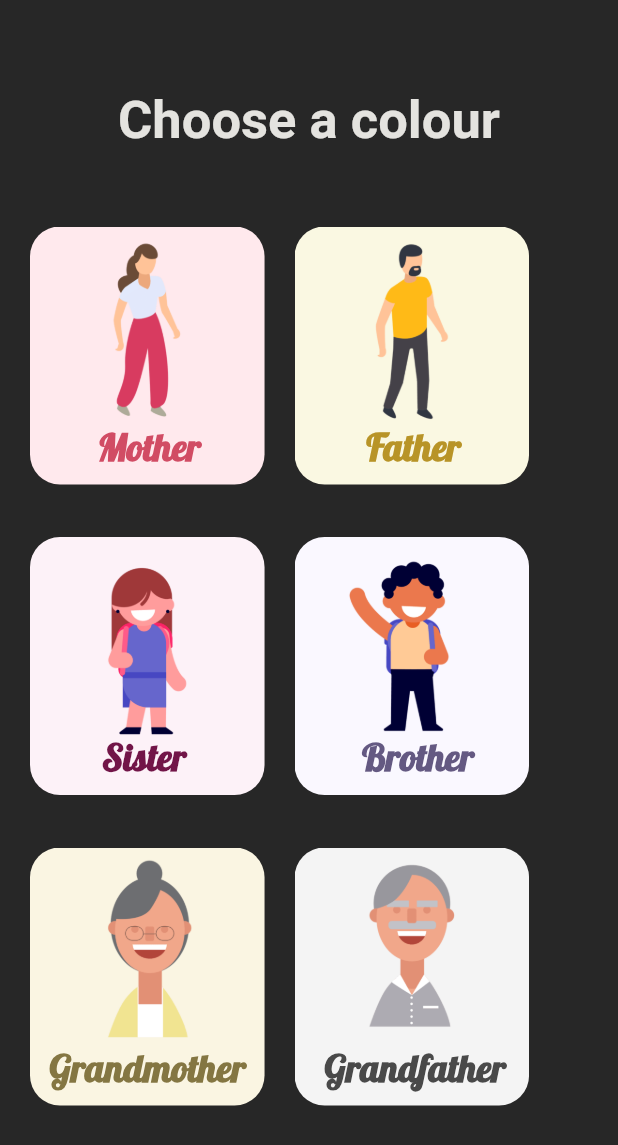
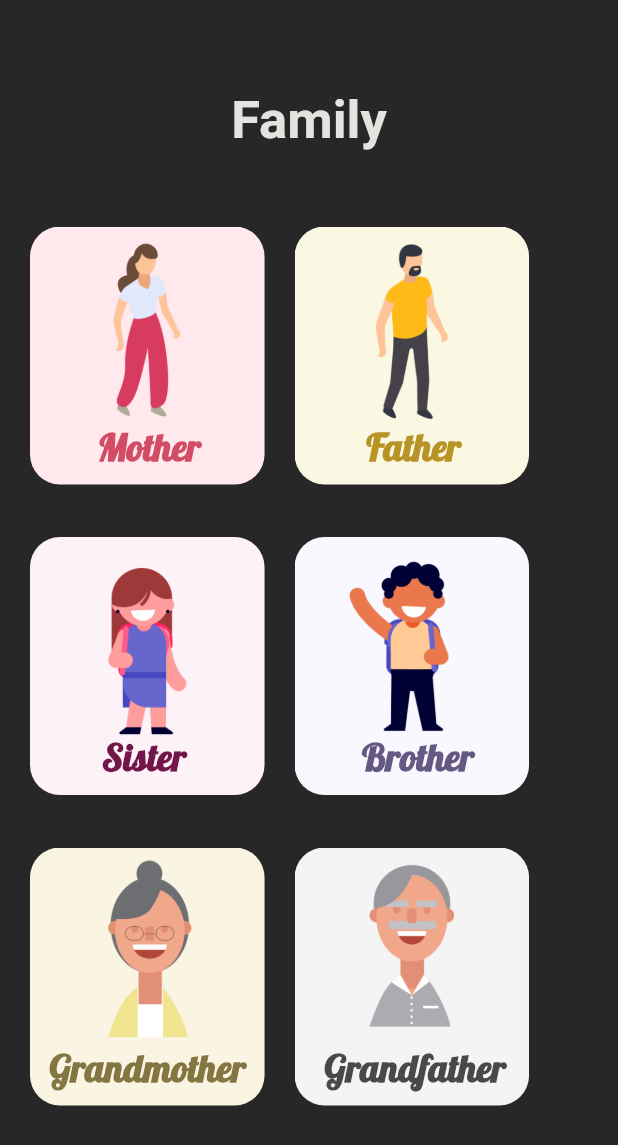
Before and after one commit to srishtiv27/give_me_a_sign, a Flutter app: the FamilyMenu screen opened by its route, on a phone screen of 412 x 824 dp. Shown: the top 1145 px of the screen. Run offline on Flutter 3.47's test engine with Material 2 defaults, Android fonts, the phone set to English and light mode, and no system bars; our stand-ins replace carousel_slider.

```diff
--- a/lib/screens/family_menu.dart
+++ b/lib/screens/family_menu.dart
@@ -16,7 +16,7 @@ class FamilyMenu extends StatelessWidget {
           child: Column(
             children: <Widget>[
               Text(
-                'Choose a colour',
+                'Family',
                 style: TextStyle(
                   fontSize: 35.0,
                   fontWeight: FontWeight.bold,
```
